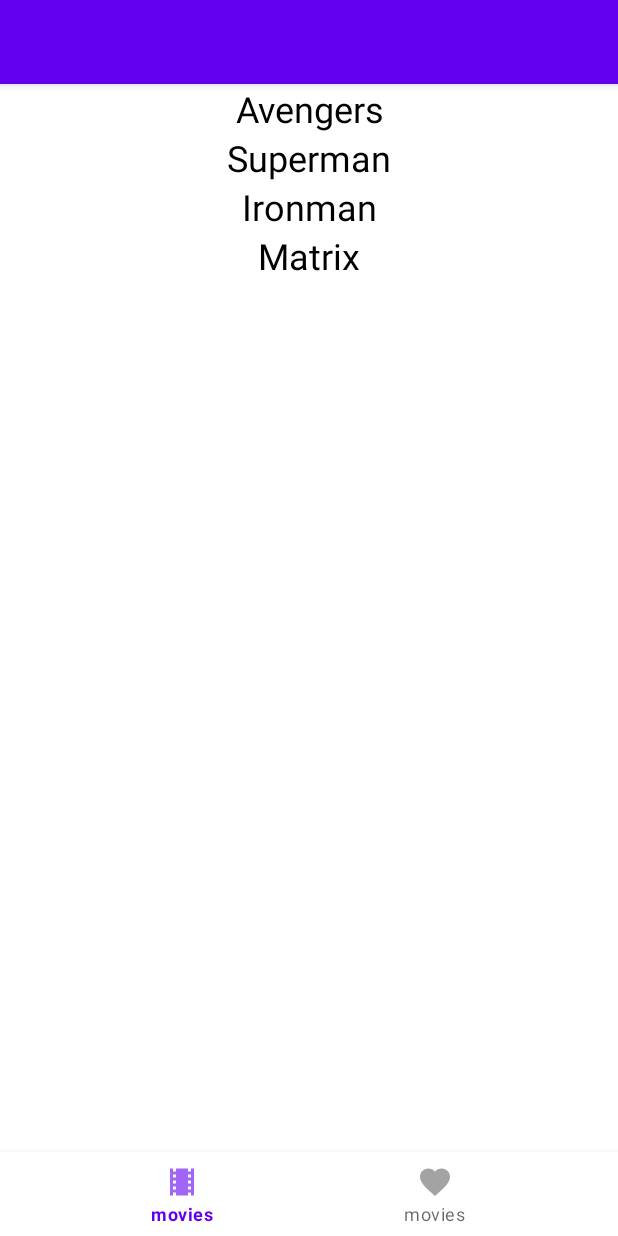
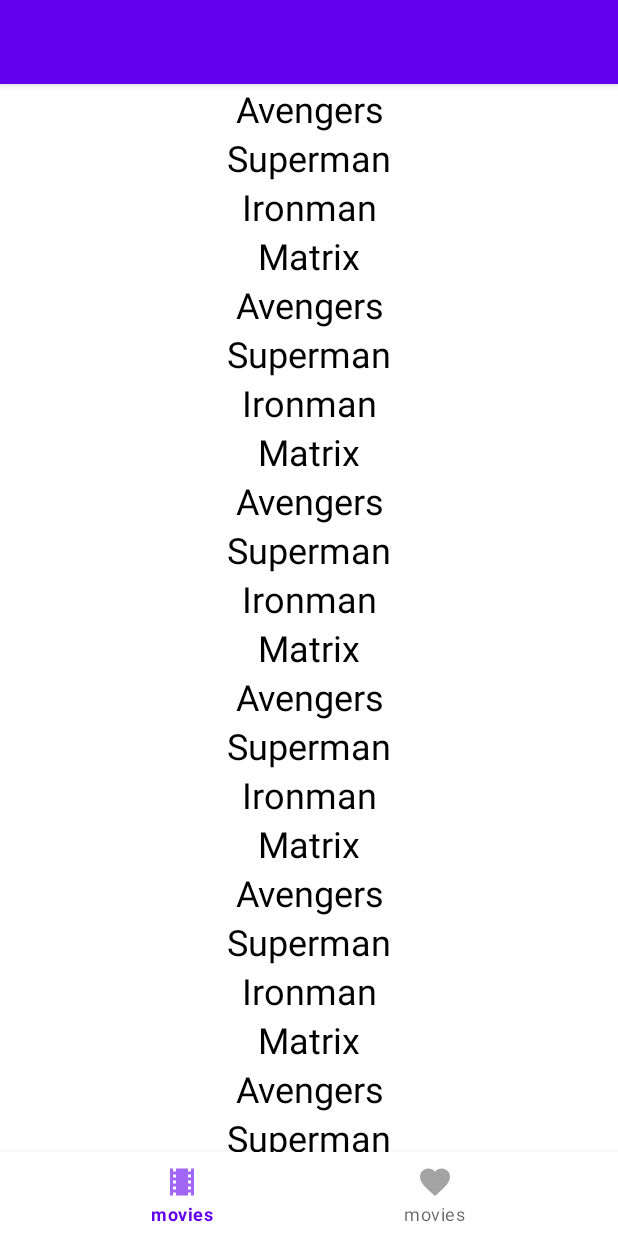
Before and after one commit to St1ve/movie-reviewer, an Android app: the screen it shows after launch (MainActivity), on a phone screen of 412 x 824 dp. Run offline under Robolectric (Android 15) with nearby library versions, the phone set to English and light mode, and no system bars; our stand-ins replace navigation-ui.

Commit message:
Fix fragment implementation layout and recycler height

```diff
--- a/app/src/main/java/com/razdyakonov/movie_reviewer/movie/searchmovies/MovieFragment.kt
+++ b/app/src/main/java/com/razdyakonov/movie_reviewer/movie/searchmovies/MovieFragment.kt
@@ -1,9 +1,7 @@
 package com.razdyakonov.movie_reviewer.movie.searchmovies
 
 import android.os.Bundle
-import android.view.LayoutInflater
 import android.view.View
-import android.view.ViewGroup
 import androidx.fragment.app.Fragment
 import androidx.lifecycle.ViewModelProvider
 import androidx.recyclerview.widget.LinearLayoutManager
@@ -12,15 +10,7 @@ import com.razdyakonov.movie_reviewer.R
 import com.razdyakonov.movie_reviewer.movie.model.Movie
 import com.razdyakonov.movie_reviewer.movie.recyclerview.MovieAdapter
 
-class MovieFragment : Fragment() {
-
-    override fun onCreateView(
-        inflater: LayoutInflater,
-        container: ViewGroup?,
-        savedInstanceState: Bundle?
-    ): View? {
-        return inflater.inflate(R.layout.fragment_movie, container, false)
-    }
+class MovieFragment : Fragment(R.layout.fragment_movie) {
 
     override fun onViewCreated(view: View, savedInstanceState: Bundle?) {
         val context = requireContext()
@@ -28,19 +18,26 @@ class MovieFragment : Fragment() {
 
         val recyclerView: RecyclerView = view.findViewById(R.id.movie_rv)
 
-        val fakeMovieList = listOf(
-            Movie(id = 0, name = "Avengers"),
-            Movie(id = 1, name = "Superman"),
-            Movie(id = 2, name = "Ironman"),
-            Movie(id = 3, name = "Matrix"),
-        )
+        val fakeMovieList = mutableListOf<Movie>()
+
+        for (i in 1..10) {
+            fakeMovieList.addAll(
+                listOf(
+                    Movie(id = 0, name = "Avengers"),
+                    Movie(id = 1, name = "Superman"),
+                    Movie(id = 2, name = "Ironman"),
+                    Movie(id = 3, name = "Matrix"),
+                )
+            )
+        }
 
         recyclerView.layoutManager = LinearLayoutManager(context).apply {
             orientation = LinearLayoutManager.VERTICAL
         }
 
-        val adapter = MovieAdapter(layoutInflater)
-        adapter.submitList(fakeMovieList)
+        val adapter = MovieAdapter(layoutInflater).apply {
+            submitList(fakeMovieList)
+        }
         recyclerView.adapter = adapter
     }
 }
--- a/app/src/main/res/layout/fragment_movie.xml
+++ b/app/src/main/res/layout/fragment_movie.xml
@@ -8,7 +8,7 @@
     <androidx.recyclerview.widget.RecyclerView
         android:id="@+id/movie_rv"
         android:layout_width="match_parent"
-        android:layout_height="wrap_content"
+        android:layout_height="match_parent"
         tools:listitem="@layout/item_movie"
         tools:itemCount="6"/>
 
```
